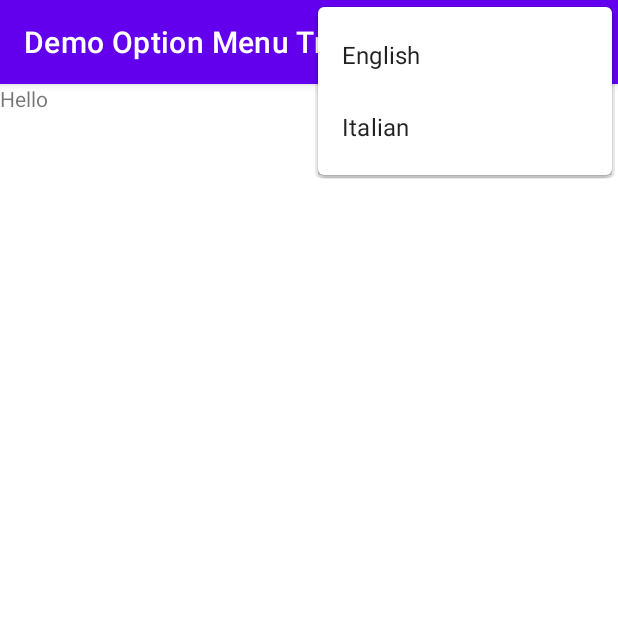
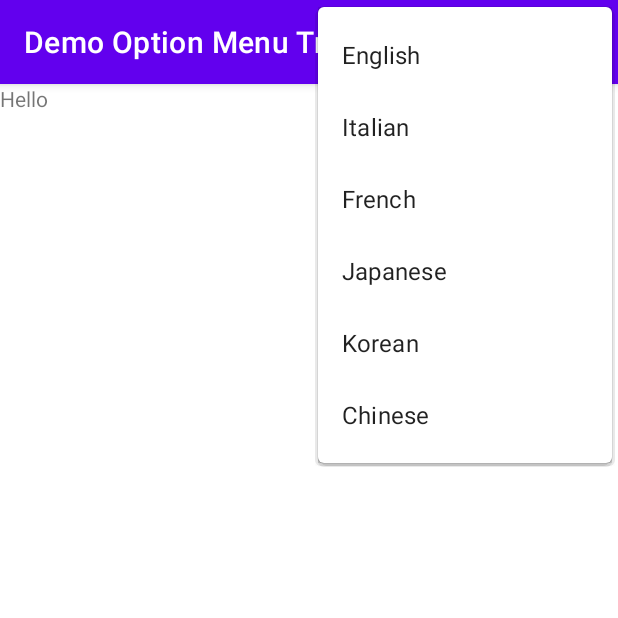
Before and after one commit to Hui-Sin/Demo_Option_Menu_Translation, an Android app: the screen it shows after launch (MainActivity), with the options menu open, on a phone screen of 412 x 824 dp, the top half of it. Run offline under Robolectric (Android 15) with nearby library versions, the phone set to English and light mode, and no system bars.

Commit message:
Option menu done

```diff
--- a/app/src/main/res/menu/menu_main.xml
+++ b/app/src/main/res/menu/menu_main.xml
@@ -5,8 +5,25 @@
         android:orderInCategory="100"
         android:title="English" />
     <item
-        android:id="@+id/italianSelection"
+        android:id="@+id/ItalianSelection"
         android:orderInCategory="101"
         android:title="Italian" />
+    <item
+        android:id="@+id/FrenchSelection"
+        android:orderInCategory="102"
+        android:title="French" />
+    <item
+        android:id="@+id/JapaneseSelection"
+        android:orderInCategory="103"
+        android:title="Japanese" />
+    <item
+        android:id="@+id/KoreanSelection"
+        android:orderInCategory="104"
+        android:title="Korean" />
+    <item
+        android:id="@+id/ChineseSelection"
+        android:orderInCategory="105"
+        android:title="Chinese" />
+
 
 </menu>
```
Also changed, not shown: app/src/main/java/sg/edu/rp/c346/id20018354/demooptionmenutranslation/MainActivity.java (+33 -0 lines).
